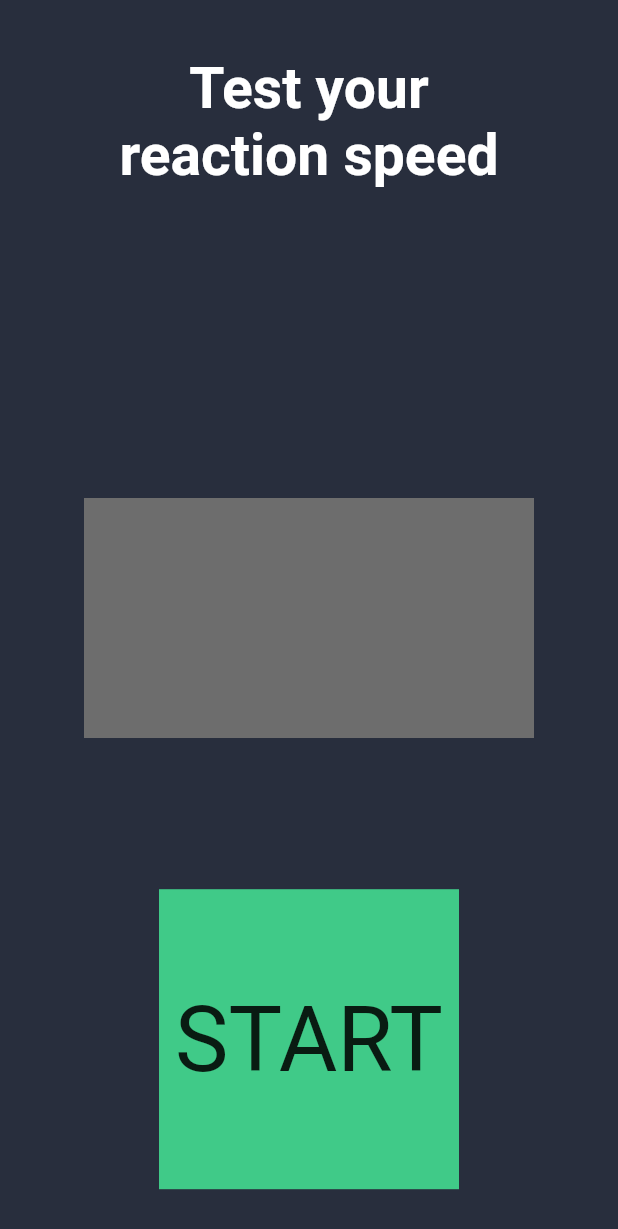
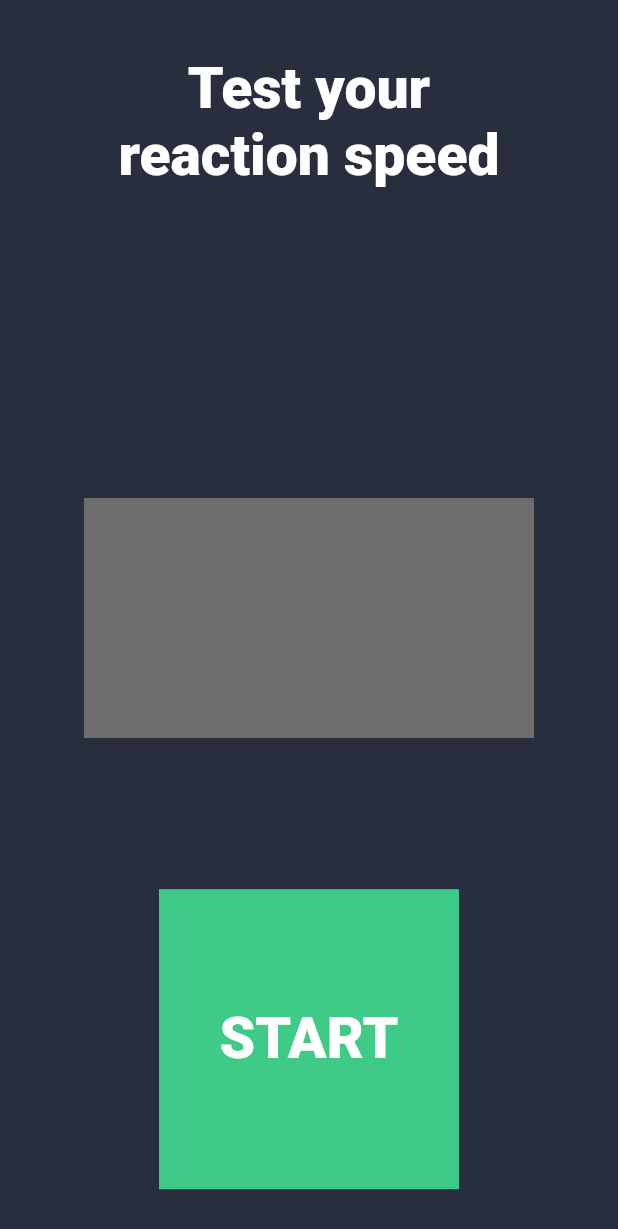
Before and after one commit to Krobelius/flutter_push, a Flutter app: the screen it shows after launch, on a phone screen of 412 x 824 dp. Shown: the top 1229 px of the screen. Run offline on Flutter 3.47's test engine with Material 2 defaults, Android fonts, the phone set to English and light mode, and no system bars.

```diff
--- a/lib/main.dart
+++ b/lib/main.dart
@@ -48,7 +48,7 @@ class _MyHomePageState extends State<MyHomePage> {
               style: TextStyle(
                 fontSize: 38,
                 color: Colors.white,
-                fontWeight: FontWeight.bold,
+                fontWeight: FontWeight.w900,
               ),
             ),
           ),
@@ -63,9 +63,9 @@ class _MyHomePageState extends State<MyHomePage> {
                   child: Text(
                     millisecondsText,
                     style: TextStyle(
-                      fontSize: 38,
+                      fontSize: 36,
                       color: Colors.white,
-                      fontWeight: FontWeight.bold,
+                      fontWeight: FontWeight.w500,
                     ),
                   ),
                 ),
@@ -101,8 +101,9 @@ class _MyHomePageState extends State<MyHomePage> {
                     child: Text(
                       _getButtonText(),
                       style: TextStyle(
-                        fontSize: 60,
-                        fontWeight: FontWeight.w400,
+                        fontSize: 38,
+                        color: Colors.white,
+                        fontWeight: FontWeight.w900,
                       ),
                     ),
                   ),
```
